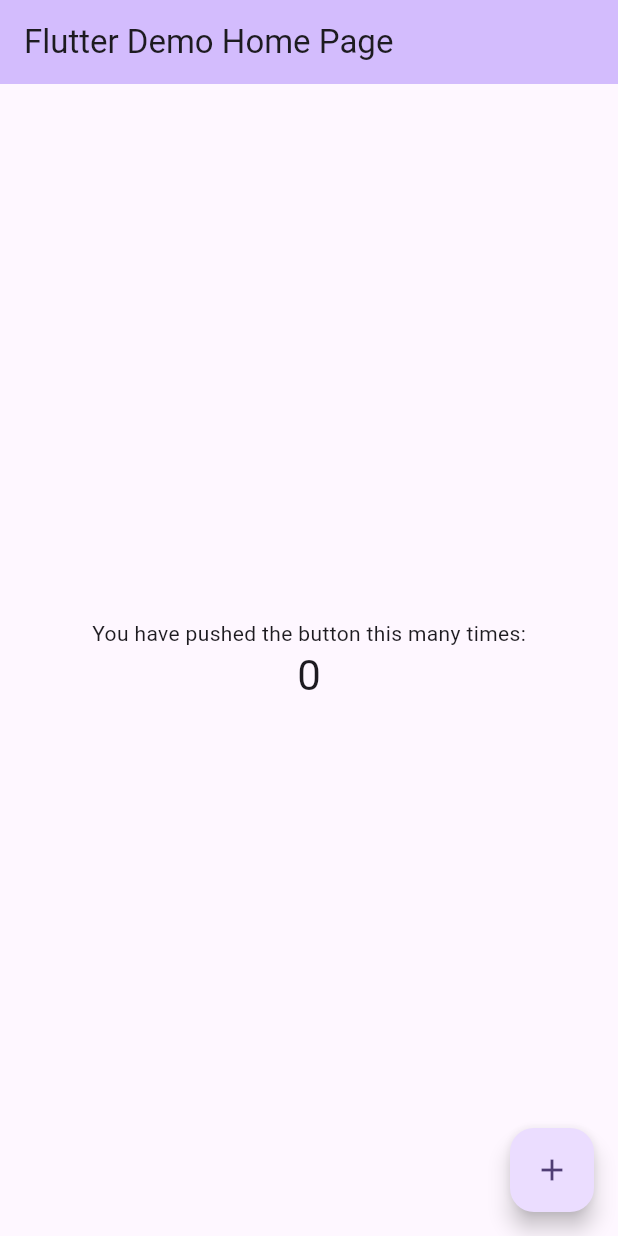
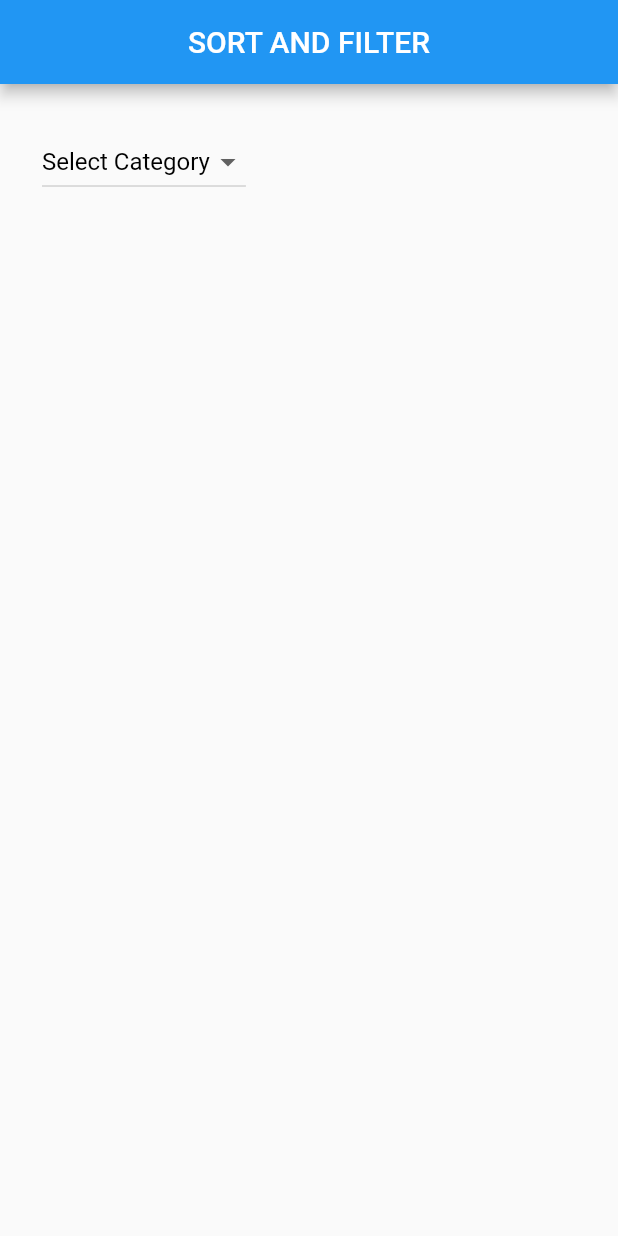
Before and after one commit to jaspal007/gdsc-assignment-1, a Flutter app: the screen it shows after launch, on a phone screen of 412 x 824 dp. Run offline on Flutter 3.47's test engine with Material 2 defaults, Android fonts, the light colour scheme and no system bars.

Commit message:
Basic Layout created  And drop down list Added

```diff
--- a/kartikeya/filter/lib/main.dart
+++ b/kartikeya/filter/lib/main.dart
@@ -1,125 +1,66 @@
+
 import 'package:flutter/material.dart';
 
-void main() {
-  runApp(const MyApp());
-}
+void main() => runApp(const MyApp());
 
 class MyApp extends StatelessWidget {
   const MyApp({super.key});
 
-  // This widget is the root of your application.
   @override
   Widget build(BuildContext context) {
     return MaterialApp(
-      title: 'Flutter Demo',
-      theme: ThemeData(
-        // This is the theme of your application.
-        //
-        // TRY THIS: Try running your application with "flutter run". You'll see
-        // the application has a blue toolbar. Then, without quitting the app,
-        // try changing the seedColor in the colorScheme below to Colors.green
-        // and then invoke "hot reload" (save your changes or press the "hot
-        // reload" button in a Flutter-supported IDE, or press "r" if you used
-        // the command line to start the app).
-        //
-        // Notice that the counter didn't reset back to zero; the application
-        // state is not lost during the reload. To reset the state, use hot
-        // restart instead.
-        //
-        // This works for code too, not just values: Most code changes can be
-        // tested with just a hot reload.
-        colorScheme: ColorScheme.fromSeed(seedColor: Colors.deepPurple),
-        useMaterial3: true,
-      ),
-      home: const MyHomePage(title: 'Flutter Demo Home Page'),
+      title: 'Filter',
+      debugShowCheckedModeBanner: false,
+      theme: ThemeData(primaryColor: Colors.indigo),
+      home: const ProductListPage(),
     );
   }
 }
 
-class MyHomePage extends StatefulWidget {
-  const MyHomePage({super.key, required this.title});
-
-  // This widget is the home page of your application. It is stateful, meaning
-  // that it has a State object (defined below) that contains fields that affect
-  // how it looks.
-
-  // This class is the configuration for the state. It holds the values (in this
-  // case the title) provided by the parent (in this case the App widget) and
-  // used by the build method of the State. Fields in a Widget subclass are
-  // always marked "final".
-
-  final String title;
-
+class ProductListPage extends StatefulWidget {
+  const ProductListPage({super.key});
   @override
-  State<MyHomePage> createState() => _MyHomePageState();
+  State<ProductListPage> createState() => _ProductListPageState();
 }
 
-class _MyHomePageState extends State<MyHomePage> {
-  int _counter = 0;
-
-  void _incrementCounter() {
-    setState(() {
-      // This call to setState tells the Flutter framework that something has
-      // changed in this State, which causes it to rerun the build method below
-      // so that the display can reflect the updated values. If we changed
-      // _counter without calling setState(), then the build method would not be
-      // called again, and so nothing would appear to happen.
-      _counter++;
-    });
-  }
+ class _ProductListPageState extends State<ProductListPage> {
+  final List<String> categories = ['Food', 'Fruit', 'Drink'];
+  String? selectedCategory;
 
   @override
   Widget build(BuildContext context) {
-    // This method is rerun every time setState is called, for instance as done
-    // by the _incrementCounter method above.
-    //
-    // The Flutter framework has been optimized to make rerunning build methods
-    // fast, so that you can just rebuild anything that needs updating rather
-    // than having to individually change instances of widgets.
     return Scaffold(
       appBar: AppBar(
-        // TRY THIS: Try changing the color here to a specific color (to
-        // Colors.amber, perhaps?) and trigger a hot reload to see the AppBar
-        // change color while the other colors stay the same.
-        backgroundColor: Theme.of(context).colorScheme.inversePrimary,
-        // Here we take the value from the MyHomePage object that was created by
-        // the App.build method, and use it to set our appbar title.
-        title: Text(widget.title),
+        title: const Text('SORT AND FILTER'),
+        centerTitle: true,
       ),
-      body: Center(
-        // Center is a layout widget. It takes a single child and positions it
-        // in the middle of the parent.
-        child: Column(
-          // Column is also a layout widget. It takes a list of children and
-          // arranges them vertically. By default, it sizes itself to fit its
-          // children horizontally, and tries to be as tall as its parent.
-          //
-          // Column has various properties to control how it sizes itself and
-          // how it positions its children. Here we use mainAxisAlignment to
-          // center the children vertically; the main axis here is the vertical
-          // axis because Columns are vertical (the cross axis would be
-          // horizontal).
-          //
-          // TRY THIS: Invoke "debug painting" (choose the "Toggle Debug Paint"
-          // action in the IDE, or press "p" in the console), to see the
-          // wireframe for each widget.
-          mainAxisAlignment: MainAxisAlignment.center,
-          children: <Widget>[
-            const Text(
-              'You have pushed the button this many times:',
+      body: Column(
+        children: [
+          Container(
+            padding: const EdgeInsets.all(12.0),
+            margin: const EdgeInsets.all(16.0),
+            child: DropdownButton<String>(
+
+              hint: const Text('Select Category' , style: TextStyle(color: Color.fromARGB(255, 0, 0, 0),)),
+              value: selectedCategory,
+              onChanged: (String? newValue) {
+                setState(() {
+                  selectedCategory = newValue;
+                });
+              },
+              items: categories.map<DropdownMenuItem<String>>((String value) {
+                return DropdownMenuItem<String>(
+                  value: value,
+                  child: Text(value),
+                );
+              }).toList(),
             ),
-            Text(
-              '$_counter',
-              style: Theme.of(context).textTheme.headlineMedium,
-            ),
-          ],
-        ),
+          ),
+
+
+
+        ],
       ),
-      floatingActionButton: FloatingActionButton(
-        onPressed: _incrementCounter,
-        tooltip: 'Increment',
-        child: const Icon(Icons.add),
-      ), // This trailing comma makes auto-formatting nicer for build methods.
     );
   }
 }
--- /dev/null
+++ b/kartikeya/filter/lib/model/product.dart
@@ -0,0 +1,35 @@
+class Product {
+  final String name;
+  final String category;
+  final int price;
+
+  Product({
+    required this.name,
+    required this.category,
+    required this.price,
+  });
+}
+
+final List<Product> productList = [
+  Product(name: 'Sandwich', category: 'Food',price: 20),
+    Product(name: 'Apple', category: 'Fruit', price: 10),
+  Product(name: 'Banana', category: 'Fruit', price: 15),
+  Product(name: 'Orange', category: 'Fruit', price: 20),
+  Product(name: 'Grapes', category: 'Fruit', price: 25),
+  Product(name: 'Mango', category: 'Fruit', price: 30),
+  Product(name: 'Pizza', category: 'Food', price: 100),
+  Product(name: 'Burger', category: 'Food', price: 80),
+  Product(name: 'Pasta', category: 'Food', price: 120),
+  Product(name: 'Noodles', category: 'Food', price: 70),
+  Product(name: 'Ice Cream', category: 'Food', price: 50),
+  Product(name: 'Water', category: 'Drink', price: 10),
+  Product(name: 'Juice', category: 'Drink', price: 30),
+  Product(name: 'Soda', category: 'Drink', price: 20),
+  Product(name: 'Coffee', category: 'Drink', price: 40),
+  Product(name: 'Tea', category: 'Drink', price: 20),
+  Product(name: 'Strawberry Shake', category:'Drink' ,price :60 ),
+  Product(name:'Pineapple Shake' ,category:'Drink' ,price :70 ),
+  Product(name:'Mango Shake' ,category:'Drink' ,price :80 ),
+  Product(name:'Chocolate Shake' ,category:'Drink' ,price :90 ),
+  Product(name:'Vanilla Shake' ,category:'Drink' ,price :100 ),
+];
```
Also changed, not shown: kartikeya/filter/pubspec.yaml (+4 -12 lines), kartikeya/filter/pubspec.lock, 1 other file.
